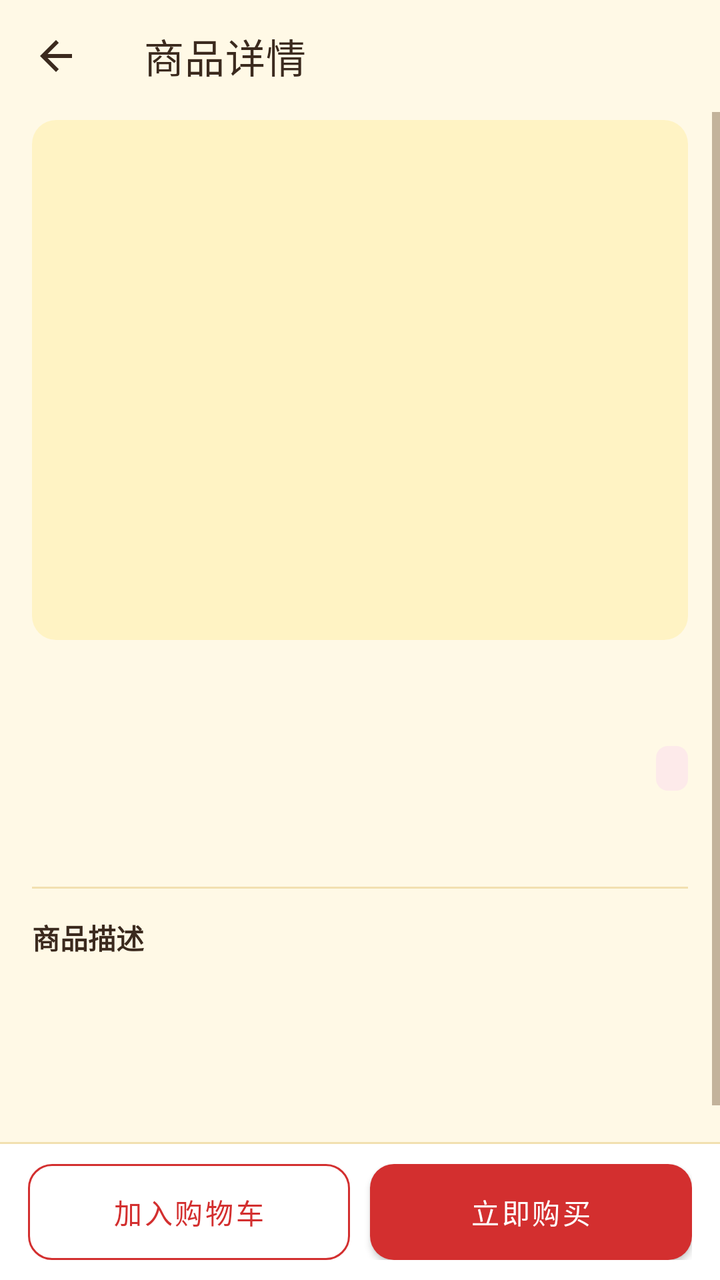
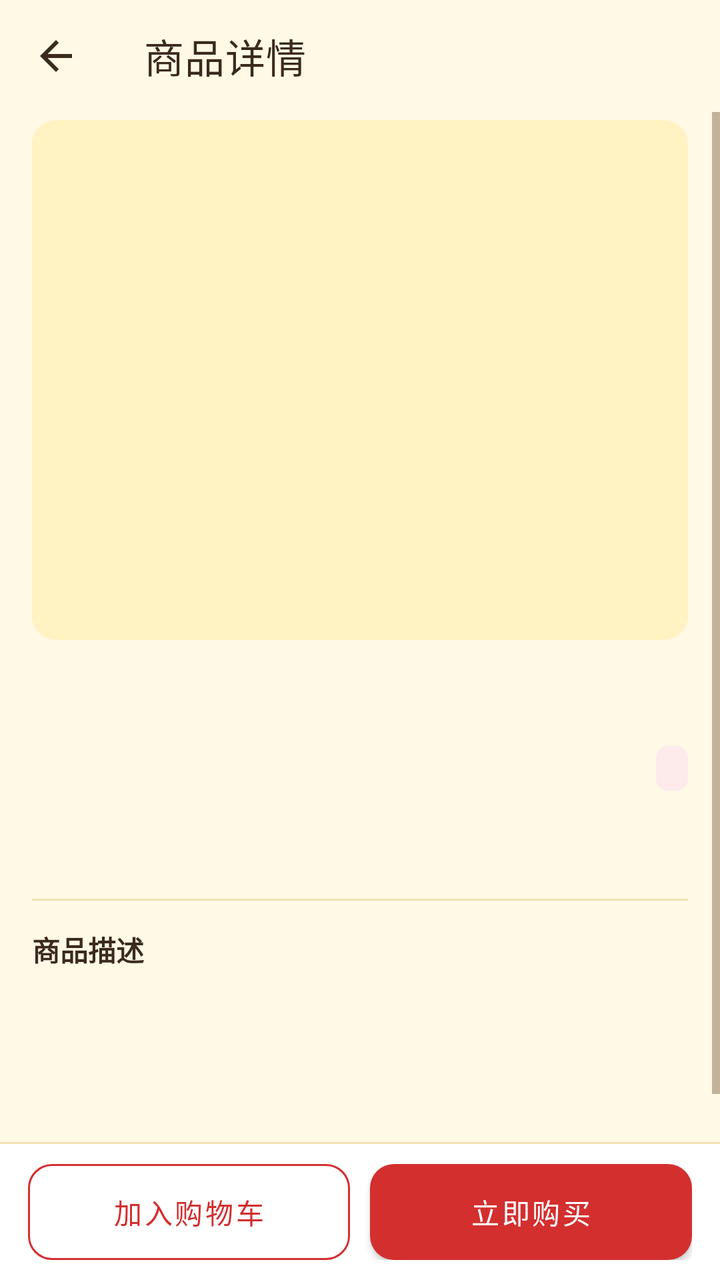

Before-and-after screenshots of an Android layout around one commit, followed by the original layout XML and the change that was made.
<!-- AndroidManifest.xml: application theme Theme.ShineApp -->
<!-- res/layout/activity_product_detail.xml -->
<?xml version="1.0" encoding="utf-8"?>
<LinearLayout xmlns:android="http://schemas.android.com/apk/res/android"
    xmlns:app="http://schemas.android.com/apk/res-auto"
    android:orientation="vertical" android:layout_width="match_parent" android:layout_height="match_parent"
    android:background="@color/shine_bg">

    <com.google.android.material.appbar.MaterialToolbar
        android:id="@+id/top_app_bar" android:layout_width="match_parent" android:layout_height="?attr/actionBarSize"
        android:background="@color/shine_bg" app:titleTextColor="@color/shine_text" app:title="商品详情"
        app:navigationIcon="?attr/homeAsUpIndicator"
        app:navigationIconTint="@color/shine_text" />

    <ScrollView android:layout_width="match_parent" android:layout_height="0dp"
        android:layout_weight="1" android:fillViewport="true">

        <LinearLayout android:layout_width="match_parent" android:layout_height="wrap_content"
            android:orientation="vertical" android:paddingStart="16dp" android:paddingEnd="16dp"
            android:paddingTop="4dp" android:paddingBottom="20dp">

            <com.google.android.material.imageview.ShapeableImageView
                android:id="@+id/img_product" android:layout_width="match_parent" android:layout_height="260dp"
                android:scaleType="centerCrop" android:background="@color/shine_yellow_soft"
                app:shapeAppearanceOverlay="@style/RoundedImage"/>

            <TextView android:id="@+id/tv_title" android:layout_width="match_parent" android:layout_height="wrap_content"
                android:textSize="20sp" android:textStyle="bold" android:textColor="@color/shine_text"
                android:layout_marginTop="14dp" android:lineSpacingExtra="2dp"/>

            <LinearLayout android:layout_width="match_parent" android:layout_height="wrap_content"
                android:orientation="horizontal" android:gravity="center_vertical" android:layout_marginTop="8dp">

                <TextView android:id="@+id/tv_price" android:layout_width="0dp" android:layout_weight="1"
                    android:layout_height="wrap_content" android:textSize="23sp"
                    android:textColor="@color/shine_pink" android:textStyle="bold"/>

                <TextView android:id="@+id/tv_stock" android:layout_width="wrap_content"
                    android:layout_height="wrap_content" android:textSize="12sp"
                    android:textColor="@color/shine_amber_text" android:background="@drawable/bg_badge_soft"
                    android:paddingStart="8dp" android:paddingEnd="8dp" android:paddingTop="3dp"
                    android:paddingBottom="3dp"/>

                <TextView android:id="@+id/tv_sold" android:layout_width="wrap_content"
                    android:layout_height="wrap_content" android:textSize="12sp"
                    android:textColor="@color/shine_amber_text" android:background="@drawable/bg_badge_soft"
                    android:paddingStart="8dp" android:paddingEnd="8dp" android:paddingTop="3dp"
                    android:paddingBottom="3dp" android:layout_marginStart="8dp" android:visibility="gone"/>
            </LinearLayout>

            <TextView android:id="@+id/tv_custom" android:layout_width="wrap_content" android:layout_height="wrap_content"
                android:text="支持来图定制" android:textColor="@color/shine_amber_text"
                android:textStyle="bold" android:textSize="12sp" android:background="@drawable/bg_badge_soft"
                android:paddingStart="8dp" android:paddingEnd="8dp" android:paddingTop="3dp"
                android:paddingBottom="3dp" android:layout_marginTop="8dp" android:visibility="gone"/>

            <LinearLayout android:layout_width="match_parent" android:layout_height="wrap_content"
                android:orientation="horizontal" android:layout_marginTop="10dp">
                <TextView android:id="@+id/tv_cat" android:layout_width="wrap_content" android:layout_height="wrap_content"
                    android:textColor="@color/shine_sub" android:textSize="13sp"/>
                <TextView android:id="@+id/tv_material" android:layout_width="wrap_content" android:layout_height="wrap_content"
                    android:textColor="@color/shine_sub" android:textSize="13sp" android:layout_marginStart="14dp"/>
            </LinearLayout>

            <View android:layout_width="match_parent" android:layout_height="1dp"
                android:background="@color/shine_yellow_line" android:layout_marginTop="16dp"/>

            <TextView android:layout_width="wrap_content" android:layout_height="wrap_content"
                android:text="商品描述" android:textSize="14sp" android:textStyle="bold"
                android:textColor="@color/shine_text" android:layout_marginTop="14dp"/>

            <TextView android:id="@+id/tv_desc" android:layout_width="match_parent" android:layout_height="wrap_content"
                android:textColor="@color/shine_text" android:textSize="14sp" android:layout_marginTop="8dp"
                android:lineSpacingExtra="5dp"/>

            <ProgressBar android:id="@+id/progress" android:layout_width="wrap_content" android:layout_height="wrap_content"
                android:layout_gravity="center" android:layout_marginTop="16dp"/>
        </LinearLayout>
    </ScrollView>

    
    <View android:layout_width="match_parent" android:layout_height="1dp"
        android:background="@color/shine_yellow_line"/>

    <LinearLayout android:layout_width="match_parent" android:layout_height="wrap_content"
        android:orientation="horizontal" android:background="@color/shine_surface"
        android:paddingStart="14dp" android:paddingEnd="14dp" android:paddingTop="10dp"
        android:paddingBottom="10dp">

        <com.google.android.material.button.MaterialButton
            android:id="@+id/btn_cart" style="@style/Widget.MaterialComponents.Button.OutlinedButton"
            android:layout_width="0dp" android:layout_weight="1" android:layout_height="48dp"
            android:text="加入购物车" android:textSize="14sp" android:insetTop="0dp" android:insetBottom="0dp"
            android:textColor="@color/shine_pink" app:strokeColor="@color/shine_pink"
            app:cornerRadius="12dp"/>

        <com.google.android.material.button.MaterialButton
            android:id="@+id/btn_buy" android:layout_width="0dp" android:layout_weight="1"
            android:layout_height="48dp" android:layout_marginStart="10dp" android:text="立即购买"
            android:textSize="14sp" android:insetTop="0dp" android:insetBottom="0dp"
            android:textColor="@color/shine_on_red" app:backgroundTint="@color/shine_pink"
            app:cornerRadius="12dp"/>
    </LinearLayout>
</LinearLayout>
<!-- resources referenced by this layout -->
<resources>
  <color name="shine_amber_text">#FF9C5B00</color>
  <color name="shine_bg">#FFFFF9E6</color>
  <color name="shine_on_red">#FFFFFFFF</color>
  <color name="shine_pink">#FFD32F2F</color>
  <color name="shine_sub">#FF8B7355</color>
  <color name="shine_surface">#FFFFFFFF</color>
  <color name="shine_text">#FF3B2A1E</color>
  <color name="shine_yellow_line">#FFF2E0B0</color>
  <color name="shine_yellow_soft">#FFFFF3C4</color>
  <!-- drawable bg_badge_soft (drawable) -->
  <?xml version="1.0" encoding="utf-8"?>
  <shape xmlns:android="http://schemas.android.com/apk/res/android" android:shape="rectangle">
      <solid android:color="@color/shine_red_soft"/>
      <corners android:radius="6dp"/>
  </shape>
  <style name="RoundedImage" parent="">
          <item name="cornerFamily">rounded</item>
          <item name="cornerSize">12dp</item>
      </style>
  <style name="Theme.ShineApp" parent="Theme.MaterialComponents.DayNight.NoActionBar">
          <item name="colorPrimary">@color/shine_pink</item>
          <item name="colorPrimaryVariant">@color/shine_pink_dark</item>
          <item name="colorOnPrimary">@color/shine_on_red</item>
          <item name="colorSecondary">@color/shine_mint</item>
          <item name="colorSecondaryVariant">@color/shine_mint_dark</item>
          <item name="colorSurface">@color/shine_surface</item>
          <item name="android:colorBackground">@color/shine_bg</item>
          <item name="android:textColorPrimary">@color/shine_text</item>
          <item name="android:textColorSecondary">@color/shine_sub</item>
          
          <item name="android:statusBarColor">@color/shine_bg</item>
          <item name="android:navigationBarColor">@color/shine_surface</item>
          <item name="android:windowLightStatusBar">true</item>
          <item name="android:windowLightNavigationBar" tools:targetApi="27">true</item>
          <item name="android:windowBackground">@color/shine_bg</item>
      </style>
  <color name="shine_red_soft">#FFFDEAEA</color>
  <color name="shine_pink_dark">#FFB71C1C</color>
  <color name="shine_mint">#FFFFD54F</color>
  <color name="shine_mint_dark">#FFB26A00</color>
</resources>

<!-- the commit's change to res/layout/activity_product_detail.xml (unified diff, before → after) -->
@@ -52,6 +52,16 @@
                 android:paddingStart="8dp" android:paddingEnd="8dp" android:paddingTop="3dp"
                 android:paddingBottom="3dp" android:layout_marginTop="8dp" android:visibility="gone"/>
 
+            
+            <TextView android:id="@+id/tv_sku_title" android:layout_width="wrap_content"
+                android:layout_height="wrap_content" android:layout_marginTop="12dp"
+                android:text="选择规格" android:textSize="14sp" android:textStyle="bold"
+                android:textColor="@color/shine_text" android:visibility="gone"/>
+
+            <LinearLayout android:id="@+id/box_skus" android:layout_width="match_parent"
+                android:layout_height="wrap_content" android:orientation="vertical"
+                android:layout_marginTop="6dp"/>
+
             <LinearLayout android:layout_width="match_parent" android:layout_height="wrap_content"
                 android:orientation="horizontal" android:layout_marginTop="10dp">
                 <TextView android:id="@+id/tv_cat" android:layout_width="wrap_content" android:layout_height="wrap_content"
